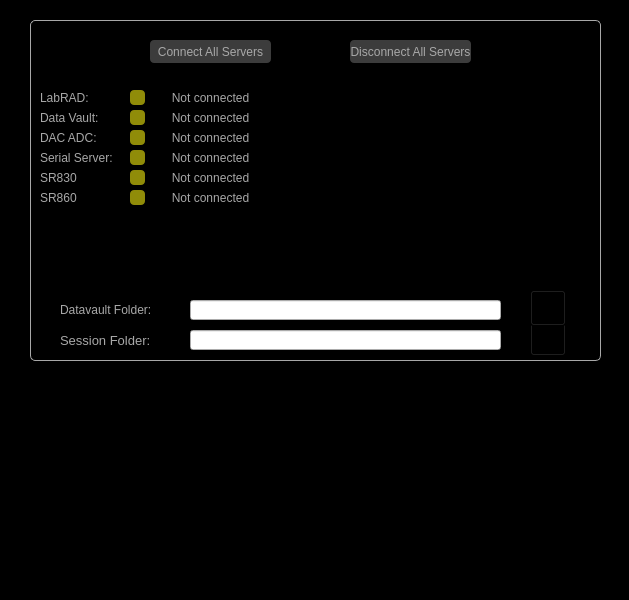
The window that DEMONS GUI/Labrad Connect/LabRADConnect.ui (zxiazxia/LabRAD-Device-Electrical_Measurement-ONline_Software) describes before a commit, drawn with Qt 5.
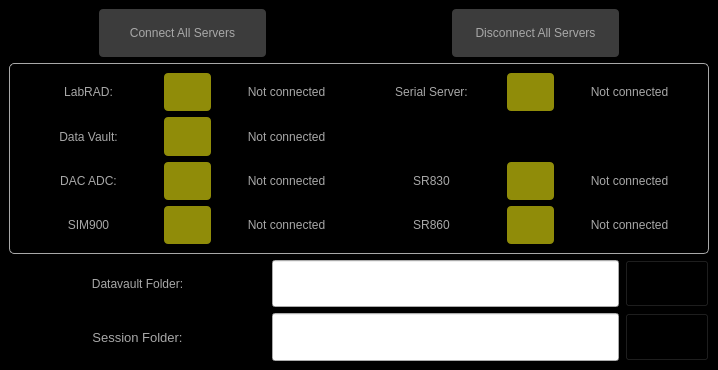
The same window after the commit. Icons and pictures are not drawn.

Patch:
```diff
--- a/DEMONS GUI/Labrad Connect/LabRADConnect.ui
+++ b/DEMONS GUI/Labrad Connect/LabRADConnect.ui
@@ -6,8 +6,8 @@
    <rect>
     <x>0</x>
     <y>0</y>
-    <width>629</width>
-    <height>600</height>
+    <width>718</width>
+    <height>370</height>
    </rect>
   </property>
   <property name="windowTitle">
@@ -24,17 +24,115 @@
 background-color: rgb(0, 0, 0);
 }</string>
    </property>
-   <widget class="QFrame" name="frame_LabradConnect">
-    <property name="geometry">
-     <rect>
-      <x>30</x>
-      <y>20</y>
-      <width>571</width>
-      <height>341</height>
-     </rect>
-    </property>
+   <layout class="QGridLayout" name="gridLayout" rowstretch="1,4,1,1" columnstretch="1,2,1,1,2,1">
+    <item row="0" column="0">
+     <spacer name="horizontalSpacer">
+      <property name="orientation">
+       <enum>Qt::Horizontal</enum>
+      </property>
+      <property name="sizeHint" stdset="0">
+       <size>
+        <width>81</width>
+        <height>20</height>
+       </size>
+      </property>
+     </spacer>
+    </item>
+    <item row="0" column="1">
+     <widget class="QPushButton" name="pushButton_ConnectAll">
+      <property name="sizePolicy">
+       <sizepolicy hsizetype="Preferred" vsizetype="Preferred">
+        <horstretch>0</horstretch>
+        <verstretch>0</verstretch>
+       </sizepolicy>
+      </property>
     <property name="styleSheet">
-     <string notr="true">#frame_LabradConnect{
+       <string notr="true">#pushButton_ConnectAll{
+color: rgb(168,168,168);
+background: rgb(60, 60, 60);
+border-radius: 4px;
+}
+
+QPushButton:pressed#pushButton_ConnectAll{
+color: rgb(168,168,168);
+background-color:rgb(100,100,100);
+border-radius: 4px
+}</string>
+      </property>
+      <property name="text">
+       <string>Connect All Servers</string>
+      </property>
+     </widget>
+    </item>
+    <item row="0" column="2">
+     <spacer name="horizontalSpacer_2">
+      <property name="orientation">
+       <enum>Qt::Horizontal</enum>
+      </property>
+      <property name="sizeHint" stdset="0">
+       <size>
+        <width>81</width>
+        <height>20</height>
+       </size>
+      </property>
+     </spacer>
+    </item>
+    <item row="0" column="3">
+     <spacer name="horizontalSpacer_3">
+      <property name="orientation">
+       <enum>Qt::Horizontal</enum>
+      </property>
+      <property name="sizeHint" stdset="0">
+       <size>
+        <width>81</width>
+        <height>20</height>
+       </size>
+      </property>
+     </spacer>
+    </item>
+    <item row="0" column="4">
+     <widget class="QPushButton" name="pushButton_DisconnectAll">
+      <property name="sizePolicy">
+       <sizepolicy hsizetype="Preferred" vsizetype="Preferred">
+        <horstretch>0</horstretch>
+        <verstretch>0</verstretch>
+       </sizepolicy>
+      </property>
+      <property name="styleSheet">
+       <string notr="true">#pushButton_DisconnectAll{
+color: rgb(168,168,168);
+background: rgb(60, 60, 60);
+border-radius: 4px;
+}
+
+QPushButton:pressed#pushButton_DisconnectAll{
+color: rgb(168,168,168);
+background-color:rgb(100,100,100);
+border-radius: 4px
+}</string>
+      </property>
+      <property name="text">
+       <string>Disconnect All Servers</string>
+      </property>
+     </widget>
+    </item>
+    <item row="0" column="5">
+     <spacer name="horizontalSpacer_4">
+      <property name="orientation">
+       <enum>Qt::Horizontal</enum>
+      </property>
+      <property name="sizeHint" stdset="0">
+       <size>
+        <width>81</width>
+        <height>20</height>
+       </size>
+      </property>
+     </spacer>
+    </item>
+    <item row="1" column="0" colspan="6">
+     <widget class="QFrame" name="frame">
+      <property name="styleSheet">
+       <string notr="true">#frame{
 border: 1px solid rgb(168,168,168);
 border-radius: 5px
 }</string>
@@ -45,67 +143,103 @@
     <property name="frameShadow">
      <enum>QFrame::Raised</enum>
     </property>
-    <widget class="QPushButton" name="pushButton_DisconnectAll">
-     <property name="geometry">
-      <rect>
-       <x>320</x>
-       <y>20</y>
-       <width>121</width>
-       <height>23</height>
-      </rect>
-     </property>
+      <layout class="QGridLayout" name="gridLayout_2" rowstretch="1,1,1,1" columnstretch="3,1,3,3,1,3">
+       <item row="2" column="0">
+        <widget class="QLabel" name="label_3">
+         <property name="styleSheet">
+          <string notr="true">
+color:rgb(168,168,168)</string>
+         </property>
+         <property name="text">
+          <string>DAC ADC:</string>
+         </property>
+         <property name="alignment">
+          <set>Qt::AlignCenter</set>
+         </property>
+        </widget>
+       </item>
+       <item row="0" column="3">
+        <widget class="QLabel" name="label_6">
      <property name="styleSheet">
-      <string notr="true">#pushButton_DisconnectAll{
-color: rgb(168,168,168);
-background: rgb(60, 60, 60);
+          <string notr="true">
+color:rgb(168,168,168)</string>
+         </property>
+         <property name="text">
+          <string>Serial Server:</string>
+         </property>
+         <property name="alignment">
+          <set>Qt::AlignCenter</set>
+         </property>
+        </widget>
+       </item>
+       <item row="1" column="1">
+        <widget class="QPushButton" name="pushButton_DataVault">
+         <property name="sizePolicy">
+          <sizepolicy hsizetype="Preferred" vsizetype="Preferred">
+           <horstretch>0</horstretch>
+           <verstretch>0</verstretch>
+          </sizepolicy>
+         </property>
+         <property name="styleSheet">
+          <string notr="true">#pushButton_DataVault{
+background:rgb(144, 140, 9);
 border-radius: 4px;
-}
-
-QPushButton:pressed#pushButton_DisconnectAll{
-color: rgb(168,168,168);
-background-color:rgb(100,100,100);
-border-radius: 4px
 }</string>
      </property>
      <property name="text">
-      <string>Disconnect All Servers</string>
-     </property>
-    </widget>
-    <widget class="QPushButton" name="pushButton_ConnectAll">
-     <property name="geometry">
-      <rect>
-       <x>120</x>
-       <y>20</y>
-       <width>121</width>
-       <height>23</height>
-      </rect>
-     </property>
+          <string/>
+         </property>
+        </widget>
+       </item>
+       <item row="1" column="0">
+        <widget class="QLabel" name="label_2">
+         <property name="styleSheet">
+          <string notr="true">
+color:rgb(168,168,168)</string>
+         </property>
+         <property name="text">
+          <string>Data Vault:</string>
+         </property>
+         <property name="alignment">
+          <set>Qt::AlignCenter</set>
+         </property>
+        </widget>
+       </item>
+       <item row="0" column="1">
+        <widget class="QPushButton" name="pushButton_LabRAD">
+         <property name="sizePolicy">
+          <sizepolicy hsizetype="Preferred" vsizetype="Preferred">
+           <horstretch>0</horstretch>
+           <verstretch>0</verstretch>
+          </sizepolicy>
+         </property>
      <property name="styleSheet">
-      <string notr="true">#pushButton_ConnectAll{
-color: rgb(168,168,168);
-background: rgb(60, 60, 60);
+          <string notr="true">#pushButton_LabRAD{
+background:rgb(144, 140, 9);
 border-radius: 4px;
-}
-
-QPushButton:pressed#pushButton_ConnectAll{
-color: rgb(168,168,168);
-background-color:rgb(100,100,100);
-border-radius: 4px
 }</string>
      </property>
      <property name="text">
-      <string>Connect All Servers</string>
-     </property>
-    </widget>
+          <string/>
+         </property>
+        </widget>
+       </item>
+       <item row="0" column="2">
     <widget class="QLabel" name="label_Labrad">
-     <property name="geometry">
-      <rect>
-       <x>120</x>
-       <y>70</y>
-       <width>121</width>
-       <height>16</height>
-      </rect>
-     </property>
+         <property name="styleSheet">
+          <string notr="true">
+color:rgb(168,168,168)</string>
+         </property>
+         <property name="text">
+          <string>Not connected</string>
+         </property>
+         <property name="alignment">
+          <set>Qt::AlignCenter</set>
+         </property>
+        </widget>
+       </item>
+       <item row="0" column="5">
+        <widget class="QLabel" name="label_SerialServer">
      <property name="styleSheet">
       <string notr="true">
 color:rgb(168,168,168)</string>
@@ -117,15 +251,9 @@
       <set>Qt::AlignCenter</set>
      </property>
     </widget>
+       </item>
+       <item row="0" column="0">
     <widget class="QLabel" name="label">
-     <property name="geometry">
-      <rect>
-       <x>10</x>
-       <y>70</y>
-       <width>80</width>
-       <height>15</height>
-      </rect>
-     </property>
      <property name="styleSheet">
       <string notr="true">
 color:rgb(168,168,168)</string>
@@ -133,107 +261,18 @@
      <property name="text">
       <string>LabRAD:</string>
      </property>
-    </widget>
-    <widget class="QPushButton" name="pushButton_LabRAD">
-     <property name="geometry">
-      <rect>
-       <x>100</x>
-       <y>70</y>
-       <width>15</width>
-       <height>15</height>
-      </rect>
-     </property>
-     <property name="styleSheet">
-      <string notr="true">#pushButton_LabRAD{
-background:rgb(144, 140, 9);
-border-radius: 4px;
-}</string>
-     </property>
-     <property name="text">
-      <string/>
-     </property>
-    </widget>
-    <widget class="QLabel" name="label_2">
-     <property name="geometry">
-      <rect>
-       <x>10</x>
-       <y>90</y>
-       <width>80</width>
-       <height>15</height>
-      </rect>
-     </property>
-     <property name="styleSheet">
-      <string notr="true">
-color:rgb(168,168,168)</string>
-     </property>
-     <property name="text">
-      <string>Data Vault:</string>
-     </property>
-    </widget>
-    <widget class="QPushButton" name="pushButton_DataVault">
-     <property name="geometry">
-      <rect>
-       <x>100</x>
-       <y>90</y>
-       <width>15</width>
-       <height>15</height>
-      </rect>
-     </property>
-     <property name="styleSheet">
-      <string notr="true">#pushButton_DataVault{
-background:rgb(144, 140, 9);
-border-radius: 4px;
-}</string>
-     </property>
-     <property name="text">
-      <string/>
-     </property>
-    </widget>
-    <widget class="QLabel" name="label_DataVault">
-     <property name="geometry">
-      <rect>
-       <x>120</x>
-       <y>90</y>
-       <width>121</width>
-       <height>16</height>
-      </rect>
-     </property>
-     <property name="styleSheet">
-      <string notr="true">
-color:rgb(168,168,168)</string>
-     </property>
-     <property name="text">
-      <string>Not connected</string>
-     </property>
      <property name="alignment">
       <set>Qt::AlignCenter</set>
      </property>
     </widget>
-    <widget class="QLabel" name="label_3">
-     <property name="geometry">
-      <rect>
-       <x>10</x>
-       <y>110</y>
-       <width>80</width>
-       <height>15</height>
-      </rect>
-     </property>
-     <property name="styleSheet">
-      <string notr="true">
-color:rgb(168,168,168)</string>
-     </property>
-     <property name="text">
-      <string>DAC ADC:</string>
-     </property>
-    </widget>
+       </item>
+       <item row="2" column="1">
     <widget class="QPushButton" name="pushButton_DACADC">
-     <property name="geometry">
-      <rect>
-       <x>100</x>
-       <y>110</y>
-       <width>15</width>
-       <height>15</height>
-      </rect>
+         <property name="sizePolicy">
+          <sizepolicy hsizetype="Preferred" vsizetype="Preferred">
+           <horstretch>0</horstretch>
+           <verstretch>0</verstretch>
+          </sizepolicy>
      </property>
      <property name="styleSheet">
       <string notr="true">#pushButton_DACADC{
@@ -245,118 +284,9 @@
       <string/>
      </property>
     </widget>
-    <widget class="QLabel" name="label_4">
-     <property name="geometry">
-      <rect>
-       <x>30</x>
-       <y>280</y>
-       <width>100</width>
-       <height>20</height>
-      </rect>
-     </property>
-     <property name="styleSheet">
-      <string notr="true">color: rgb(168, 168, 168);
-font: 10pt &quot;MS Shell Dlg 2&quot;;
-qproperty-alignment: 'AlignVCenter | AlignRight';
-qproperty-wordWrap: true;
-</string>
-     </property>
-     <property name="text">
-      <string>Datavault Folder:</string>
-     </property>
-    </widget>
-    <widget class="QLabel" name="label_5">
-     <property name="geometry">
-      <rect>
-       <x>30</x>
-       <y>310</y>
-       <width>100</width>
-       <height>20</height>
-      </rect>
-     </property>
-     <property name="font">
-      <font>
-       <pointsize>10</pointsize>
-      </font>
-     </property>
-     <property name="styleSheet">
-      <string notr="true">color: rgb(168, 168, 168);
-font: 10pt &quot;MS Shell Dlg 2&quot;;
-qproperty-alignment: 'AlignVCenter | AlignRight';
-qproperty-wordWrap: true;
-</string>
-     </property>
-     <property name="text">
-      <string>Session Folder:</string>
-     </property>
-    </widget>
-    <widget class="QLineEdit" name="lineEdit_DataVaultFolder">
-     <property name="geometry">
-      <rect>
-       <x>160</x>
-       <y>280</y>
-       <width>311</width>
-       <height>20</height>
-      </rect>
-     </property>
-    </widget>
-    <widget class="QLineEdit" name="lineEdit_SessionFolder">
-     <property name="geometry">
-      <rect>
-       <x>160</x>
-       <y>310</y>
-       <width>311</width>
-       <height>20</height>
-      </rect>
-     </property>
-    </widget>
-    <widget class="QPushButton" name="pushButton_SessionFolder">
-     <property name="geometry">
-      <rect>
-       <x>500</x>
-       <y>300</y>
-       <width>36</width>
-       <height>36</height>
-      </rect>
-     </property>
-     <property name="styleSheet">
-      <string notr="true">#pushButton_SessionFolder{
-image:url(:/Pictures/Pictures/SessionSelect.png);
-background: black;
-}</string>
-     </property>
-     <property name="text">
-      <string/>
-     </property>
-    </widget>
-    <widget class="QPushButton" name="pushButton_DataVaultFolder">
-     <property name="geometry">
-      <rect>
-       <x>500</x>
-       <y>270</y>
-       <width>36</width>
-       <height>36</height>
-      </rect>
-     </property>
-     <property name="styleSheet">
-      <string notr="true">#pushButton_DataVaultFolder{
-image:url(:/Pictures/Pictures/SessionSelect.png);
-background: black;
-}</string>
-     </property>
-     <property name="text">
-      <string/>
-     </property>
-    </widget>
+       </item>
+       <item row="2" column="2">
     <widget class="QLabel" name="label_DACADC">
-     <property name="geometry">
-      <rect>
-       <x>120</x>
-       <y>110</y>
-       <width>121</width>
-       <height>16</height>
-      </rect>
-     </property>
      <property name="styleSheet">
       <string notr="true">
 color:rgb(168,168,168)</string>
@@ -368,31 +298,14 @@
       <set>Qt::AlignCenter</set>
      </property>
     </widget>
-    <widget class="QLabel" name="label_6">
-     <property name="geometry">
-      <rect>
-       <x>10</x>
-       <y>130</y>
-       <width>80</width>
-       <height>15</height>
-      </rect>
-     </property>
-     <property name="styleSheet">
-      <string notr="true">
-color:rgb(168,168,168)</string>
-     </property>
-     <property name="text">
-      <string>Serial Server:</string>
-     </property>
-    </widget>
+       </item>
+       <item row="0" column="4">
     <widget class="QPushButton" name="pushButton_SerialServer">
-     <property name="geometry">
-      <rect>
-       <x>100</x>
-       <y>130</y>
-       <width>15</width>
-       <height>15</height>
-      </rect>
+         <property name="sizePolicy">
+          <sizepolicy hsizetype="Preferred" vsizetype="Preferred">
+           <horstretch>0</horstretch>
+           <verstretch>0</verstretch>
+          </sizepolicy>
      </property>
      <property name="styleSheet">
       <string notr="true">#pushButton_SerialServer{
@@ -404,15 +317,9 @@
       <string/>
      </property>
     </widget>
-    <widget class="QLabel" name="label_SerialServer">
-     <property name="geometry">
-      <rect>
-       <x>120</x>
-       <y>130</y>
-       <width>121</width>
-       <height>16</height>
-      </rect>
-     </property>
+       </item>
+       <item row="1" column="2">
+        <widget class="QLabel" name="label_DataVault">
      <property name="styleSheet">
       <string notr="true">
 color:rgb(168,168,168)</string>
@@ -424,51 +331,42 @@
       <set>Qt::AlignCenter</set>
      </property>
     </widget>
-    <widget class="QPushButton" name="pushButton_SR830">
-     <property name="geometry">
-      <rect>
-       <x>100</x>
-       <y>150</y>
-       <width>15</width>
-       <height>15</height>
-      </rect>
-     </property>
+       </item>
+       <item row="3" column="0">
+        <widget class="QLabel" name="label_9">
+         <property name="styleSheet">
+          <string notr="true">
+color:rgb(168,168,168)</string>
+         </property>
+         <property name="text">
+          <string>SIM900</string>
+         </property>
+         <property name="alignment">
+          <set>Qt::AlignCenter</set>
+         </property>
+        </widget>
+       </item>
+       <item row="3" column="1">
+        <widget class="QPushButton" name="pushButton_SIM900">
+         <property name="sizePolicy">
+          <sizepolicy hsizetype="Preferred" vsizetype="Preferred">
+           <horstretch>0</horstretch>
+           <verstretch>0</verstretch>
+          </sizepolicy>
+         </property>
      <property name="styleSheet">
-      <string notr="true">#pushButton_SR830{
-background: rgb(144, 140, 9);
- border-radius: 4px;
+          <string notr="true">#pushButton_SIM900{
+background:rgb(144, 140, 9);
+border-radius: 4px;
 }</string>
      </property>
      <property name="text">
       <string/>
      </property>
     </widget>
-    <widget class="QLabel" name="label_7">
-     <property name="geometry">
-      <rect>
-       <x>10</x>
-       <y>150</y>
-       <width>80</width>
-       <height>15</height>
-      </rect>
-     </property>
-     <property name="styleSheet">
-      <string notr="true">
-color:rgb(168,168,168)</string>
-     </property>
-     <property name="text">
-      <string>SR830</string>
-     </property>
-    </widget>
-    <widget class="QLabel" name="label_SR830">
-     <property name="geometry">
-      <rect>
-       <x>120</x>
-       <y>150</y>
-       <width>121</width>
-       <height>16</height>
-      </rect>
-     </property>
+       </item>
+       <item row="3" column="2">
+        <widget class="QLabel" name="label_SIM900">
      <property name="styleSheet">
       <string notr="true">
 color:rgb(168,168,168)</string>
@@ -480,15 +378,9 @@
       <set>Qt::AlignCenter</set>
      </property>
     </widget>
+       </item>
+       <item row="3" column="3">
     <widget class="QLabel" name="label_8">
-     <property name="geometry">
-      <rect>
-       <x>10</x>
-       <y>170</y>
-       <width>80</width>
-       <height>15</height>
-      </rect>
-     </property>
      <property name="styleSheet">
       <string notr="true">
 color:rgb(168,168,168)</string>
@@ -496,15 +388,18 @@
      <property name="text">
       <string>SR860</string>
      </property>
-    </widget>
+         <property name="alignment">
+          <set>Qt::AlignCenter</set>
+         </property>
+        </widget>
+       </item>
+       <item row="3" column="4">
     <widget class="QPushButton" name="pushButton_SR860">
-     <property name="geometry">
-      <rect>
-       <x>100</x>
-       <y>170</y>
-       <width>15</width>
-       <height>15</height>
-      </rect>
+         <property name="sizePolicy">
+          <sizepolicy hsizetype="Preferred" vsizetype="Preferred">
+           <horstretch>0</horstretch>
+           <verstretch>0</verstretch>
+          </sizepolicy>
      </property>
      <property name="styleSheet">
       <string notr="true">#pushButton_SR860{
@@ -516,27 +411,169 @@
       <string/>
      </property>
     </widget>
+       </item>
+       <item row="3" column="5">
     <widget class="QLabel" name="label_SR860">
-     <property name="geometry">
-      <rect>
-       <x>120</x>
-       <y>170</y>
-       <width>121</width>
-       <height>16</height>
-      </rect>
-     </property>
+         <property name="styleSheet">
+          <string notr="true">
+color:rgb(168,168,168)</string>
+         </property>
+         <property name="text">
+          <string>Not connected</string>
+         </property>
+         <property name="alignment">
+          <set>Qt::AlignCenter</set>
+         </property>
+        </widget>
+       </item>
+       <item row="2" column="3">
+        <widget class="QLabel" name="label_7">
      <property name="styleSheet">
       <string notr="true">
 color:rgb(168,168,168)</string>
      </property>
      <property name="text">
+          <string>SR830</string>
+         </property>
+         <property name="alignment">
+          <set>Qt::AlignCenter</set>
+         </property>
+        </widget>
+       </item>
+       <item row="2" column="4">
+        <widget class="QPushButton" name="pushButton_SR830">
+         <property name="sizePolicy">
+          <sizepolicy hsizetype="Preferred" vsizetype="Preferred">
+           <horstretch>0</horstretch>
+           <verstretch>0</verstretch>
+          </sizepolicy>
+         </property>
+         <property name="styleSheet">
+          <string notr="true">#pushButton_SR830{
+background: rgb(144, 140, 9);
+ border-radius: 4px;
+}</string>
+         </property>
+         <property name="text">
+          <string/>
+         </property>
+        </widget>
+       </item>
+       <item row="2" column="5">
+        <widget class="QLabel" name="label_SR830">
+         <property name="styleSheet">
+          <string notr="true">
+color:rgb(168,168,168)</string>
+         </property>
+         <property name="text">
       <string>Not connected</string>
      </property>
      <property name="alignment">
       <set>Qt::AlignCenter</set>
      </property>
     </widget>
-   </widget>
+       </item>
+      </layout>
+     </widget>
+    </item>
+    <item row="2" column="5">
+     <widget class="QPushButton" name="pushButton_DataVaultFolder">
+      <property name="sizePolicy">
+       <sizepolicy hsizetype="Preferred" vsizetype="Preferred">
+        <horstretch>0</horstretch>
+        <verstretch>0</verstretch>
+       </sizepolicy>
+      </property>
+      <property name="styleSheet">
+       <string notr="true">#pushButton_DataVaultFolder{
+image:url(:/Pictures/Pictures/SessionSelect.png);
+background: black;
+}</string>
+      </property>
+      <property name="text">
+       <string/>
+      </property>
+     </widget>
+    </item>
+    <item row="3" column="5">
+     <widget class="QPushButton" name="pushButton_SessionFolder">
+      <property name="sizePolicy">
+       <sizepolicy hsizetype="Preferred" vsizetype="Preferred">
+        <horstretch>0</horstretch>
+        <verstretch>0</verstretch>
+       </sizepolicy>
+      </property>
+      <property name="styleSheet">
+       <string notr="true">#pushButton_SessionFolder{
+image:url(:/Pictures/Pictures/SessionSelect.png);
+background: black;
+}</string>
+      </property>
+      <property name="text">
+       <string/>
+      </property>
+     </widget>
+    </item>
+    <item row="2" column="2" colspan="3">
+     <widget class="QLineEdit" name="lineEdit_DataVaultFolder">
+      <property name="sizePolicy">
+       <sizepolicy hsizetype="Expanding" vsizetype="Preferred">
+        <horstretch>0</horstretch>
+        <verstretch>0</verstretch>
+       </sizepolicy>
+      </property>
+     </widget>
+    </item>
+    <item row="3" column="2" colspan="3">
+     <widget class="QLineEdit" name="lineEdit_SessionFolder">
+      <property name="sizePolicy">
+       <sizepolicy hsizetype="Expanding" vsizetype="Preferred">
+        <horstretch>0</horstretch>
+        <verstretch>0</verstretch>
+       </sizepolicy>
+      </property>
+     </widget>
+    </item>
+    <item row="2" column="0" colspan="2">
+     <widget class="QLabel" name="label_4">
+      <property name="styleSheet">
+       <string notr="true">color: rgb(168, 168, 168);
+font: 10pt &quot;MS Shell Dlg 2&quot;;
+qproperty-alignment: 'AlignVCenter | AlignRight';
+qproperty-wordWrap: true;
+</string>
+      </property>
+      <property name="text">
+       <string>Datavault Folder:</string>
+      </property>
+      <property name="alignment">
+       <set>Qt::AlignCenter</set>
+      </property>
+     </widget>
+    </item>
+    <item row="3" column="0" colspan="2">
+     <widget class="QLabel" name="label_5">
+      <property name="font">
+       <font>
+        <pointsize>10</pointsize>
+       </font>
+      </property>
+      <property name="styleSheet">
+       <string notr="true">color: rgb(168, 168, 168);
+font: 10pt &quot;MS Shell Dlg 2&quot;;
+qproperty-alignment: 'AlignVCenter | AlignRight';
+qproperty-wordWrap: true;
+</string>
+      </property>
+      <property name="text">
+       <string>Session Folder:</string>
+      </property>
+      <property name="alignment">
+       <set>Qt::AlignCenter</set>
+      </property>
+     </widget>
+    </item>
+   </layout>
   </widget>
  </widget>
  <resources>
```
Lines whose indentation alone changed are shown as unchanged.
